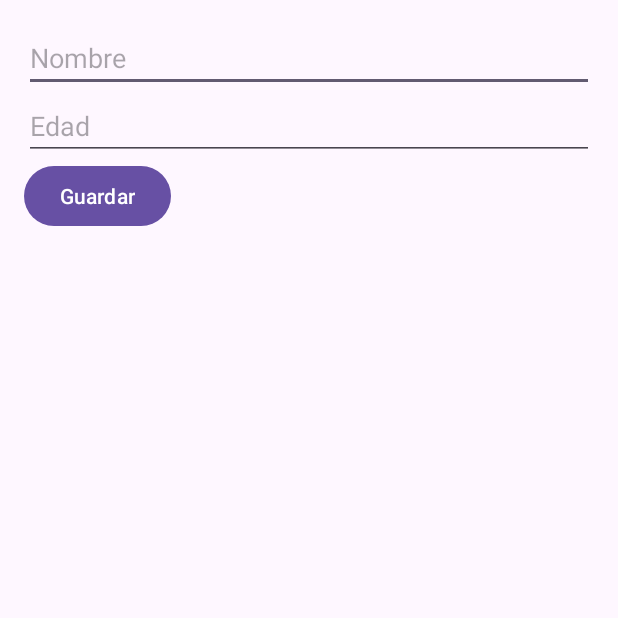
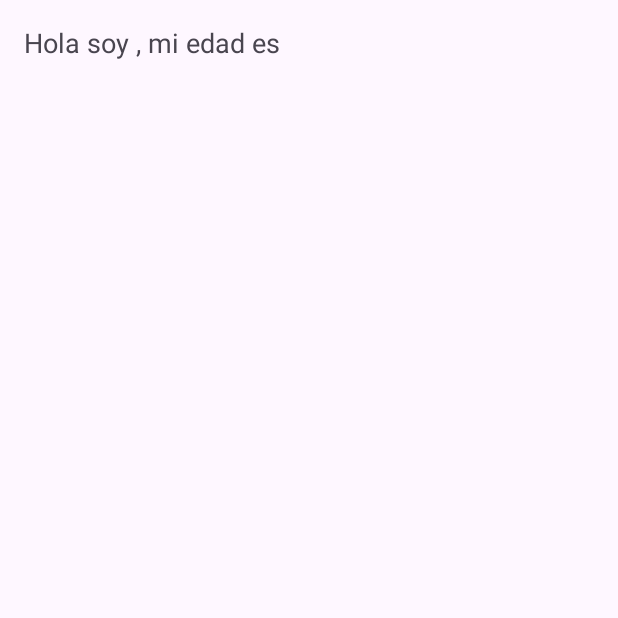
Before and after one commit to LeChustin/FichaPersonal, an Android app: the screen it shows after launch (MainActivity before the commit, presentacion after it), after a tap on "Guardar", on a phone screen of 412 x 824 dp, the top half of it. Run offline under Robolectric (Android 15) with nearby library versions, the phone set to English and light mode, and no system bars.

Commit message:
ingreso de datos y muestra de mensaje

```diff
--- a/app/src/main/AndroidManifest.xml
+++ b/app/src/main/AndroidManifest.xml
@@ -13,6 +13,9 @@
         android:theme="@style/Theme.FichaPersonal"
         tools:targetApi="31">
         <activity
+            android:name=".presentacion"
+            android:exported="false" />
+        <activity
             android:name=".MainActivity"
             android:exported="true">
             <intent-filter>
--- a/app/src/main/java/com/chstn/fichapersonal/DatabaseHelper.java
+++ b/app/src/main/java/com/chstn/fichapersonal/DatabaseHelper.java
@@ -19,6 +19,7 @@ public class DatabaseHelper extends SQLiteOpenHelper {
 
     private static final String COL_5 = "DIRECCION";
     private static final String COL_6 = "CORREO";
+    private static final String COL_7 = "ESTADO";
 
     public DatabaseHelper(Context context) {
         super(context, DATABASE_NAME, null, 1);
@@ -26,8 +27,9 @@ public class DatabaseHelper extends SQLiteOpenHelper {
 
     @Override
     public void onCreate(SQLiteDatabase db) {
-        db.execSQL("CREATE TABLE " + TABLE_NAME + " (ID INTEGER PRIMARY KEY AUTOINCREMENT, NOMBRE TEXT, EDAD INTEGER)");
-    }
+        db.execSQL("CREATE TABLE " + TABLE_NAME + " (ID INTEGER PRIMARY KEY AUTOINCREMENT, " +
+                "NOMBRE TEXT, EDAD INTEGER, TELEFONO TEXT, DIRECCION TEXT, " +
+                "CORREO TEXT, ESTADO TEXT)");}
 
     @Override
     public void onUpgrade(SQLiteDatabase db, int oldVersion, int newVersion) {
@@ -35,7 +37,7 @@ public class DatabaseHelper extends SQLiteOpenHelper {
         onCreate(db);
     }
 
-    public boolean insertData(String nombre, String edad, String telefono, String direccion, String correo) {
+    public boolean insertData(String nombre, String edad, String telefono, String direccion, String correo, String estado) {
         SQLiteDatabase db = this.getWritableDatabase();
         ContentValues contentValues = new ContentValues();
         contentValues.put(COL_2, nombre);
@@ -43,6 +45,7 @@ public class DatabaseHelper extends SQLiteOpenHelper {
         contentValues.put(COL_4, telefono);
         contentValues.put(COL_5, direccion);
         contentValues.put(COL_6, correo);
+        contentValues.put(COL_7, estado);
         long result = db.insert(TABLE_NAME, null, contentValues);
         return result != -1;
     }
--- a/app/src/main/java/com/chstn/fichapersonal/MainActivity.java
+++ b/app/src/main/java/com/chstn/fichapersonal/MainActivity.java
@@ -6,13 +6,19 @@ import android.content.Intent;
 import android.os.Bundle;
 import android.view.View;
 import android.widget.Button;
+import android.widget.CalendarView;
+import android.widget.CheckBox;
+import android.widget.CompoundButton;
 import android.widget.EditText;
 import android.widget.Toast;
 
 public class MainActivity extends AppCompatActivity {
 
+    private String estadoCivil = "soltero";
+
     DatabaseHelper myDb;
-    EditText editNombre, editEdad;
+    EditText editNombre,editEdad, editTelefono, editDireccion, editCorreo;
+    CheckBox checkBoxCasado;
     Button btnAddData;
 
     @Override
@@ -25,8 +31,28 @@ public class MainActivity extends AppCompatActivity {
         editNombre = (EditText)findViewById(R.id.editTextNombre);
         editEdad = (EditText)findViewById(R.id.editTextEdad);
         btnAddData = (Button)findViewById(R.id.buttonGuardar);
+        editTelefono = (EditText)findViewById(R.id.editTextTelefono);
+        editDireccion = (EditText)findViewById(R.id.editTextDireccion);
+        editCorreo = (EditText)findViewById(R.id.editTextCorreo);
+        checkBoxCasado = findViewById(R.id.checkbox_casado);
 
         AddData();
+
+
+        checkBoxCasado.setOnCheckedChangeListener(new CompoundButton.OnCheckedChangeListener() {
+            @Override
+            public void onCheckedChanged(CompoundButton buttonView, boolean isChecked) {
+                // Aquí puedes hacer algo cuando el estado del CheckBox cambia
+                if (isChecked) {
+                    // Si está marcado, asigna "casado" a la variable
+                    estadoCivil = "casado";
+                } else {
+                    // Si no está marcado, asigna "soltero" a la variable
+                    estadoCivil = "soltero";
+                }
+            }
+        });
+
     }
 
     public  void AddData() {
@@ -35,14 +61,19 @@ public class MainActivity extends AppCompatActivity {
                     @Override
                     public void onClick(View v) {
                         boolean isInserted = myDb.insertData(editNombre.getText().toString(),
-                                editEdad.getText().toString());
+                                editEdad.getText().toString(),
+                                editTelefono.getText().toString(),
+                                editDireccion.getText().toString(),
+                                editCorreo.getText().toString(),
+                                estadoCivil.toString());
+
                         if(isInserted)
                             Toast.makeText(MainActivity.this,"Datos Insertados", Toast.LENGTH_LONG).show();
                         else
                             Toast.makeText(MainActivity.this,"Datos no insertados",Toast.LENGTH_LONG).show();
 
                         // Ir a la nueva vista
-                        Intent intent = new Intent(MainActivity.this, DisplayActivity.class);
+                        Intent intent = new Intent(MainActivity.this, presentacion.class);
                         startActivity(intent);
                     }
                 }
--- /dev/null
+++ b/app/src/main/java/com/chstn/fichapersonal/presentacion.java
@@ -0,0 +1,33 @@
+package com.chstn.fichapersonal;
+
+import androidx.appcompat.app.AppCompatActivity;
+
+import android.database.Cursor;
+import android.os.Bundle;
+import android.widget.TextView;
+
+public class presentacion extends AppCompatActivity {
+
+    DatabaseHelper myDb;
+    TextView textViewDatos;
+
+    @Override
+    protected void onCreate(Bundle savedInstanceState) {
+        super.onCreate(savedInstanceState);
+        setContentView(R.layout.activity_presentacion);
+
+        myDb = new DatabaseHelper(this);
+        textViewDatos = (TextView)findViewById(R.id.textViewDatos);
+
+        showData();
+    }
+
+    private void showData() {
+        Cursor res = myDb.getAllData();
+        StringBuilder buffer = new StringBuilder();
+        while (res.moveToNext()) {
+            buffer.append("Hola soy ").append(res.getString(1)).append(", mi edad es ").append(res.getString(2)).append("\n");
+        }
+        textViewDatos.setText(buffer.toString());
+    }
+}
--- /dev/null
+++ b/app/src/main/res/layout/activity_presentacion.xml
@@ -0,0 +1,15 @@
+<?xml version="1.0" encoding="utf-8"?>
+<LinearLayout
+    xmlns:android="http://schemas.android.com/apk/res/android"
+    android:layout_width="match_parent"
+    android:layout_height="match_parent"
+    android:orientation="vertical"
+    android:padding="16dp">
+
+    <TextView
+        android:id="@+id/textViewDatos"
+        android:layout_width="match_parent"
+        android:layout_height="wrap_content"
+        android:textSize="18sp"/>
+
+</LinearLayout>
```
Also changed, not shown: app/src/main/res/layout/activity_main.xml (+21 -2 lines).
